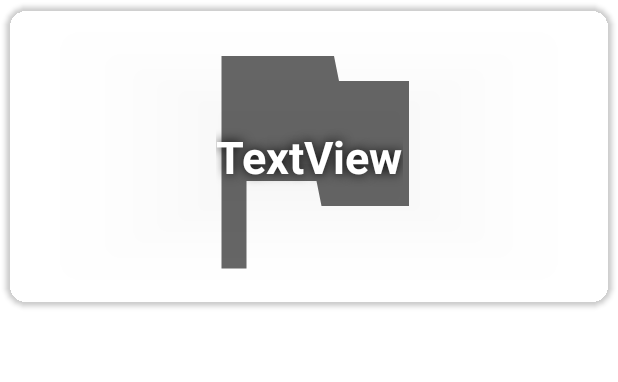
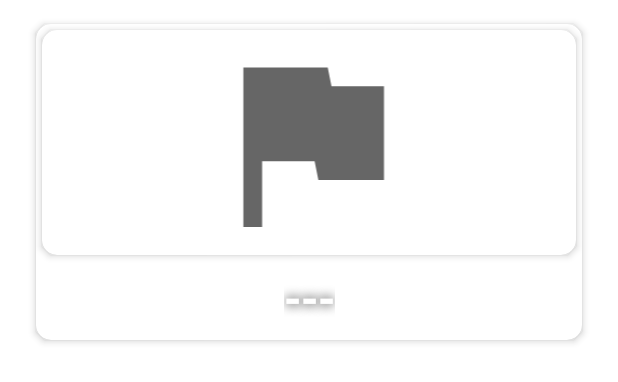
Before and after one commit to Gawron103/Covid_Tracker, an Android app: the layout country_item.xml on its own in the app's theme, with its tools: preview values and no code run, on a phone screen of 412 x 824 dp. Shown: the top 382 px of the screen. Run offline under Robolectric (Android 15) with nearby library versions, the phone set to English and light mode, and no system bars.

Commit message:
Updated country item layout

```diff
--- a/app/src/main/res/layout/country_item.xml
+++ b/app/src/main/res/layout/country_item.xml
@@ -2,50 +2,66 @@
 <androidx.cardview.widget.CardView xmlns:android="http://schemas.android.com/apk/res/android"
     xmlns:app="http://schemas.android.com/apk/res-auto"
     xmlns:tools="http://schemas.android.com/tools"
-    android:id="@+id/cv_CountryCard"
+    android:id="@+id/cv_CountryItem"
     android:layout_width="match_parent"
     android:layout_height="wrap_content"
-    android:layout_margin="4dp"
-    android:minWidth="200dp"
-    app:cardBackgroundColor="#0000"
-    app:cardCornerRadius="15dp">
+    android:layout_marginStart="24dp"
+    android:layout_marginTop="16dp"
+    android:layout_marginEnd="24dp"
+    android:layout_marginBottom="16dp"
+    android:minWidth="150dp"
+    app:cardCornerRadius="10dp"
+    app:cardElevation="3dp"
+    app:layout_constraintBottom_toBottomOf="parent"
+    app:layout_constraintEnd_toEndOf="parent"
+    app:layout_constraintStart_toStartOf="parent"
+    app:layout_constraintTop_toTopOf="parent">
 
     <androidx.constraintlayout.widget.ConstraintLayout
         android:layout_width="match_parent"
         android:layout_height="match_parent">
 
-        <ImageView
-            android:id="@+id/iv_CountryItem_Flag"
-            android:layout_width="fill_parent"
-            android:layout_height="fill_parent"
-            android:minHeight="200dp"
-            android:scaleType="fitCenter"
-            app:layout_constraintBottom_toBottomOf="parent"
+        <androidx.cardview.widget.CardView
+            android:id="@+id/cv_CountryItem_Flag"
+            android:layout_width="match_parent"
+            android:layout_height="wrap_content"
+            android:layout_margin="4dp"
+            android:layout_marginStart="4dp"
+            android:layout_marginTop="4dp"
+            android:layout_marginEnd="4dp"
+            app:cardCornerRadius="10dp"
+            app:cardElevation="3dp"
             app:layout_constraintEnd_toEndOf="parent"
             app:layout_constraintStart_toStartOf="parent"
-            app:layout_constraintTop_toTopOf="parent"
-            app:srcCompat="@drawable/ic_flag" />
+            app:layout_constraintTop_toTopOf="parent">
+
+            <ImageView
+                android:id="@+id/iv_CountryItem_Flag"
+                android:layout_width="match_parent"
+                android:layout_height="150dp"
+                android:minHeight="150dp"
+                android:scaleType="fitCenter"
+                app:srcCompat="@drawable/ic_flag" />
+        </androidx.cardview.widget.CardView>
 
         <TextView
             android:id="@+id/tv_CountryItem_Name"
             android:layout_width="wrap_content"
             android:layout_height="wrap_content"
-            android:layout_marginStart="8dp"
-            android:layout_marginTop="8dp"
-            android:layout_marginEnd="8dp"
-            android:layout_marginBottom="8dp"
+            android:layout_margin="8dp"
             android:shadowColor="@color/black"
             android:shadowDx="0"
             android:shadowDy="0"
             android:shadowRadius="9"
-            android:text="TextView"
+            android:text="@string/country_item_name_init_text"
+            android:textAlignment="center"
             android:textColor="@color/white"
             android:textSize="30sp"
             android:textStyle="bold"
-            app:layout_constraintBottom_toBottomOf="@+id/iv_CountryItem_Flag"
+            app:layout_constraintBottom_toBottomOf="parent"
             app:layout_constraintEnd_toEndOf="parent"
             app:layout_constraintStart_toStartOf="parent"
-            app:layout_constraintTop_toTopOf="parent" />
+            app:layout_constraintTop_toBottomOf="@+id/cv_CountryItem_Flag" />
 
     </androidx.constraintlayout.widget.ConstraintLayout>
 </androidx.cardview.widget.CardView>
--- a/app/src/main/res/values/strings.xml
+++ b/app/src/main/res/values/strings.xml
@@ -19,4 +19,7 @@
     <string name="today_data_cases_label">Today cases</string>
     <string name="today_data_init_text">---</string>
 
+    <!-- Country Item layout -->
+    <string name="country_item_name_init_text">---</string>
+
 </resources>
```
